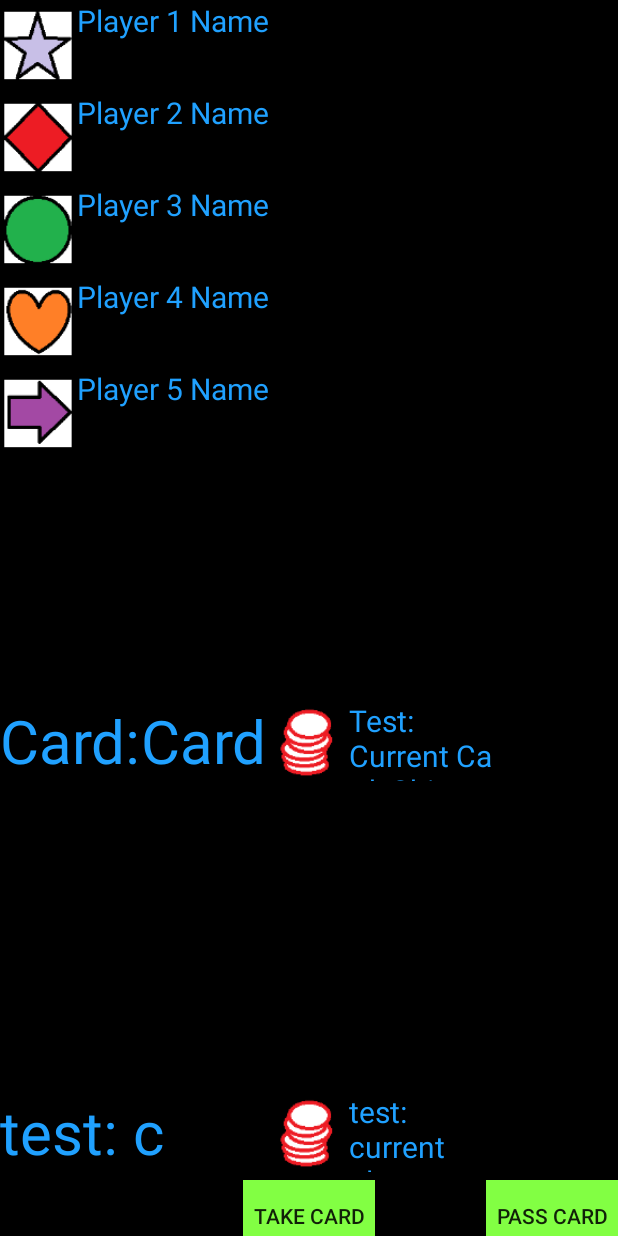
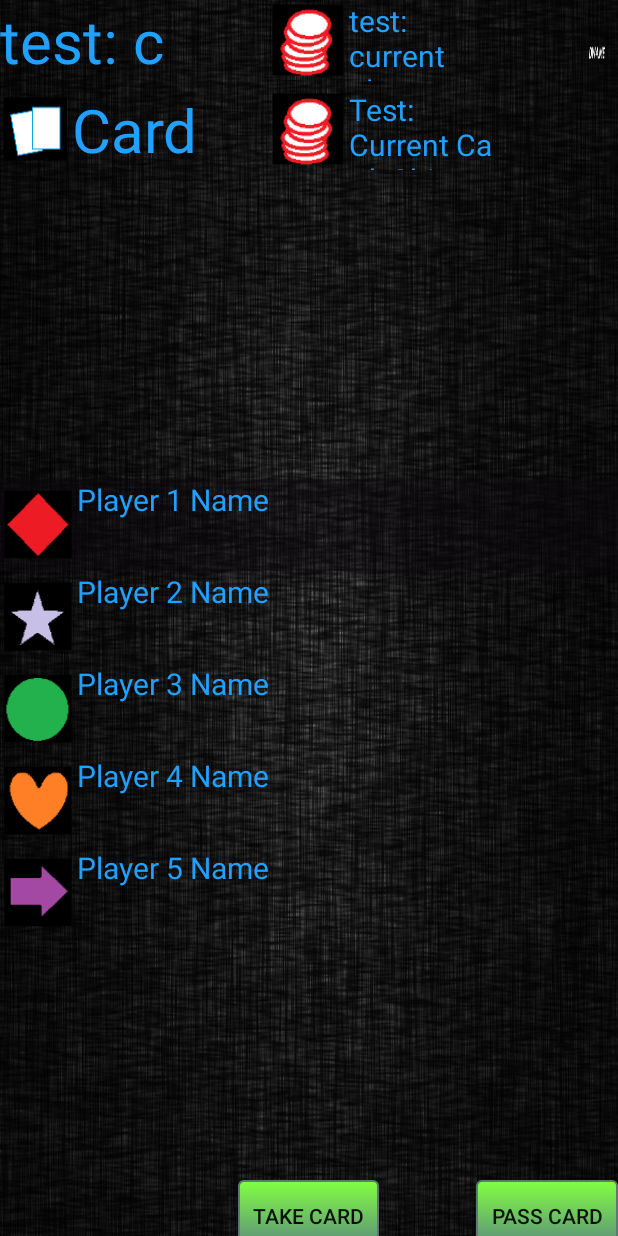
Before and after one commit to SamCumings/No_Please_Game, an Android app: the layout activity_go_to_game.xml on its own in the app's theme, with its tools: preview values and no code run, on a phone screen of 412 x 824 dp. Run offline under Robolectric (Android 15) with nearby library versions, the phone set to English and light mode, and no system bars.

Commit message:
Redesigned game screen and changed background again

```diff
--- a/No_please_Test/app/src/main/res/layout/activity_go_to_game.xml
+++ b/No_please_Test/app/src/main/res/layout/activity_go_to_game.xml
@@ -4,234 +4,8 @@
     android:layout_height="match_parent"
     android:orientation="vertical"
     tools:context="com.example.sam.no_please_test.go_to_game"
-    android:background="@android:color/background_dark"
+    android:background="@drawable/background"
     android:weightSum="1">
-
-    <RelativeLayout
-        android:layout_width="fill_parent"
-        android:layout_height="wrap_content">
-
-        <ImageView
-            android:layout_width="51dp"
-            android:layout_height="61dp"
-            android:id="@+id/Player_1_icon"
-            android:src="@mipmap/icon_1"
-            android:layout_alignParentTop="true" />
-
-        <TextView
-            android:id="@+id/Player1"
-            android:text="@string/Player_1_Name"
-            android:layout_width="wrap_content"
-            android:layout_height="wrap_content"
-            android:textColor="#ff20a1ff"
-            android:layout_alignParentTop="true"
-            android:layout_toRightOf="@+id/Player_1_icon"
-            android:layout_toEndOf="@+id/Player_1_icon"
-            android:textSize="20dp" />
-
-        <TextView
-            android:id="@+id/Player1_cards"
-            android:text="@string/empty_string"
-            android:layout_width="wrap_content"
-            android:layout_height="wrap_content"
-            android:textColor="#ff20a1ff"
-            android:textSize="20dp"
-            android:layout_below="@+id/Player1"
-            android:layout_centerHorizontal="true" />
-
-    </RelativeLayout>
-
-    <RelativeLayout
-        android:layout_width="fill_parent"
-        android:layout_height="wrap_content">
-
-        <ImageView
-            android:layout_width="51dp"
-            android:layout_height="61dp"
-            android:id="@+id/Player_2_icon"
-            android:layout_alignParentTop="true"
-            android:layout_alignParentLeft="true"
-            android:layout_alignParentStart="true"
-            android:src="@mipmap/icon_2" />
-
-        <TextView
-            android:id="@+id/Player2"
-            android:text="@string/Player_2_Name"
-            android:layout_width="wrap_content"
-            android:layout_height="wrap_content"
-            android:textColor="#ff20a1ff"
-            android:layout_alignParentTop="true"
-            android:layout_toRightOf="@+id/Player_2_icon"
-            android:layout_toEndOf="@+id/Player_2_icon"
-            android:textSize="20dp" />
-        <TextView
-            android:id="@+id/Player2_cards"
-            android:text="@string/empty_string"
-            android:layout_width="wrap_content"
-            android:layout_height="wrap_content"
-            android:textColor="#ff20a1ff"
-            android:textSize="20dp"
-            android:layout_below="@+id/Player2"
-            android:layout_centerHorizontal="true" />
-
-    </RelativeLayout>
-
-    <RelativeLayout
-        android:layout_width="fill_parent"
-        android:layout_height="wrap_content">
-
-        <ImageView
-            android:layout_width="51dp"
-            android:layout_height="61dp"
-            android:id="@+id/Player_3_icon"
-            android:src="@mipmap/icon_3"
-            android:layout_alignParentTop="true"
-            android:layout_alignParentLeft="true"
-            android:layout_alignParentStart="true" />
-
-        <TextView
-            android:id="@+id/Player3"
-            android:text="@string/Player_3_Name"
-            android:layout_width="wrap_content"
-            android:layout_height="wrap_content"
-            android:textColor="#ff20a1ff"
-            android:layout_alignParentTop="true"
-            android:layout_toRightOf="@+id/Player_3_icon"
-            android:layout_toEndOf="@+id/Player_3_icon"
-            android:textSize="20dp" />
-        <TextView
-            android:id="@+id/Player3_cards"
-            android:text="@string/empty_string"
-            android:layout_width="wrap_content"
-            android:layout_height="wrap_content"
-            android:textColor="#ff20a1ff"
-            android:textSize="20dp"
-            android:layout_below="@+id/Player3"
-            android:layout_centerHorizontal="true" />
-
-    </RelativeLayout>
-
-    <RelativeLayout
-        android:layout_width="fill_parent"
-        android:layout_height="wrap_content">
-
-        <ImageView
-            android:layout_width="51dp"
-            android:layout_height="61dp"
-            android:id="@+id/Player_4_icon"
-            android:src="@mipmap/icon_4"
-            android:layout_alignParentTop="true"
-            android:layout_alignParentLeft="true"
-            android:layout_alignParentStart="true" />
-
-        <TextView
-            android:id="@+id/Player4"
-            android:text="@string/Player_4_Name"
-            android:layout_width="wrap_content"
-            android:layout_height="wrap_content"
-            android:textColor="#ff20a1ff"
-            android:layout_alignParentTop="true"
-            android:layout_toRightOf="@+id/Player_4_icon"
-            android:layout_toEndOf="@+id/Player_4_icon"
-            android:textSize="20dp" />
-        <TextView
-            android:id="@+id/Player4_cards"
-            android:layout_width="wrap_content"
-            android:layout_height="wrap_content"
-            android:textColor="#ff20a1ff"
-            android:textSize="20dp"
-            android:text="@string/empty_string"
-            android:layout_below="@+id/Player4"
-            android:layout_centerHorizontal="true" />
-
-    </RelativeLayout>
-
-    <RelativeLayout
-        android:layout_width="fill_parent"
-        android:layout_height="wrap_content"
-        android:layout_weight="0.45">
-
-        <ImageView
-            android:layout_width="51dp"
-            android:layout_height="61dp"
-            android:id="@+id/Player_5_icon"
-            android:src="@mipmap/icon_5"
-            android:layout_alignParentTop="true"
-            android:layout_alignParentLeft="true"
-            android:layout_alignParentStart="true" />
-
-        <TextView
-            android:id="@+id/Player5"
-            android:text="@string/Player_5_Name"
-            android:layout_width="wrap_content"
-            android:layout_height="wrap_content"
-            android:textColor="#ff20a1ff"
-            android:layout_alignParentTop="true"
-            android:layout_toRightOf="@+id/Player_5_icon"
-            android:layout_toEndOf="@+id/Player_5_icon"
-            android:textSize="20dp" />
-        <TextView
-            android:id="@+id/Player5_cards"
-            android:layout_width="wrap_content"
-            android:layout_height="wrap_content"
-            android:textColor="#ff20a1ff"
-            android:textSize="20dp"
-            android:text="@string/empty_string"
-            android:layout_below="@+id/Player5"
-            android:layout_centerHorizontal="true" />
-
-    </RelativeLayout>
-
-    <RelativeLayout
-        android:layout_width="match_parent"
-        android:layout_height="wrap_content"
-        android:layout_weight="0.58"
-        android:id="@+id/layout1">
-
-        <TextView
-            android:id="@+id/Current_Card_text"
-            android:layout_width="wrap_content"
-            android:layout_height="wrap_content"
-            android:text="Card:"
-            android:textColor="#ff20a1ff"
-            android:layout_gravity="right"
-            android:layout_alignBottom="@+id/imageView3"
-            android:layout_alignParentTop="true"
-            android:textSize="40dp" />
-
-        <TextView
-            android:id="@+id/Current_Card"
-            android:layout_width="wrap_content"
-            android:layout_height="wrap_content"
-            android:text="Card"
-            android:textColor="#ff20a1ff"
-            android:textSize="40dp"
-            android:layout_alignParentTop="true"
-            android:layout_toRightOf="@+id/Current_Card_text"
-            android:layout_toEndOf="@+id/Current_Card_text" />
-
-        <TextView
-            android:id="@+id/Current_Card_Chips"
-            android:layout_width="95dp"
-            android:layout_height="wrap_content"
-            android:text="Test: Current Card_Chips"
-            android:textColor="#ff20a1ff"
-            android:layout_toRightOf="@+id/imageView3"
-            android:layout_toEndOf="@+id/imageView3"
-            android:textSize="20dp"
-            android:layout_alignParentTop="true"
-            android:layout_alignBottom="@+id/imageView3" />
-
-        <ImageView
-            android:layout_width="54dp"
-            android:layout_height="54dp"
-            android:id="@+id/imageView3"
-            android:layout_gravity="center_horizontal"
-            android:src="@mipmap/chips_icon"
-            android:layout_alignParentTop="true"
-            android:layout_centerHorizontal="true" />
-
-    </RelativeLayout>
 
     <RelativeLayout
         android:layout_width="fill_parent"
@@ -271,6 +45,283 @@
 
     <RelativeLayout
         android:layout_width="match_parent"
+        android:layout_height="wrap_content"
+        android:layout_weight="0.58"
+        android:id="@+id/layout1">
+
+        <ImageView
+            android:id="@+id/Current_Card_text"
+            android:layout_width="wrap_content"
+            android:layout_height="wrap_content"
+            android:src="@mipmap/card_icon"
+            android:textColor="#ff20a1ff"
+            android:layout_gravity="right"
+            android:layout_alignBottom="@+id/imageView3"
+            android:layout_alignParentTop="true"
+            android:textSize="40dp" />
+
+        <TextView
+            android:id="@+id/Current_Card"
+            android:layout_width="wrap_content"
+            android:layout_height="wrap_content"
+            android:text="Card"
+            android:textColor="#ff20a1ff"
+            android:textSize="40dp"
+            android:layout_alignParentTop="true"
+            android:layout_toRightOf="@+id/Current_Card_text"
+            android:layout_toEndOf="@+id/Current_Card_text" />
+
+        <TextView
+            android:id="@+id/Current_Card_Chips"
+            android:layout_width="95dp"
+            android:layout_height="wrap_content"
+            android:text="Test: Current Card_Chips"
+            android:textColor="#ff20a1ff"
+            android:textSize="20dp"
+            android:layout_toRightOf="@+id/imageView3"
+            android:layout_toEndOf="@+id/imageView3"
+            android:layout_alignBottom="@+id/imageView3" />
+
+        <ImageView
+            android:layout_width="54dp"
+            android:layout_height="54dp"
+            android:id="@+id/imageView3"
+            android:layout_gravity="center_horizontal"
+            android:src="@mipmap/chips_icon"
+            android:layout_alignParentTop="true"
+            android:layout_centerHorizontal="true" />
+
+    </RelativeLayout>
+
+    <RelativeLayout
+        android:layout_width="fill_parent"
+        android:layout_height="wrap_content"
+        android:background="#6f0d070c">
+
+        <ImageView
+            android:layout_width="51dp"
+            android:layout_height="61dp"
+            android:id="@+id/Player_1_icon"
+            android:src="@mipmap/icon_p1"
+            android:layout_alignParentTop="true" />
+
+        <TextView
+            android:id="@+id/Player1"
+            android:text="@string/Player_1_Name"
+            android:layout_width="wrap_content"
+            android:layout_height="wrap_content"
+            android:textColor="#ff20a1ff"
+            android:layout_alignParentTop="true"
+            android:layout_toRightOf="@+id/Player_1_icon"
+            android:layout_toEndOf="@+id/Player_1_icon"
+            android:textSize="20dp" />
+
+        <HorizontalScrollView
+            android:layout_width="wrap_content"
+            android:layout_height="wrap_content"
+            android:id="@+id/horizontalScrollView"
+            android:layout_below="@+id/Player1"
+            android:layout_toRightOf="@+id/Player_1_icon"
+            android:layout_toEndOf="@+id/Player_1_icon">
+
+            <TextView
+                android:id="@+id/Player1_cards"
+                android:text="@string/empty_string"
+                android:layout_width="wrap_content"
+                android:layout_height="wrap_content"
+                android:textColor="#ff20a1ff"
+                android:textSize="20dp"
+                android:layout_below="@+id/Player1"
+                android:layout_toRightOf="@+id/Player_1_icon"
+                android:layout_toEndOf="@+id/Player_1_icon" />
+        </HorizontalScrollView>
+
+    </RelativeLayout>
+
+    <RelativeLayout
+        android:layout_width="fill_parent"
+        android:layout_height="wrap_content">
+
+        <ImageView
+            android:layout_width="51dp"
+            android:layout_height="61dp"
+            android:id="@+id/Player_2_icon"
+            android:layout_alignParentTop="true"
+            android:layout_alignParentLeft="true"
+            android:layout_alignParentStart="true"
+            android:src="@mipmap/icon_p2" />
+
+        <TextView
+            android:id="@+id/Player2"
+            android:text="@string/Player_2_Name"
+            android:layout_width="wrap_content"
+            android:layout_height="wrap_content"
+            android:textColor="#ff20a1ff"
+            android:layout_alignParentTop="true"
+            android:layout_toRightOf="@+id/Player_2_icon"
+            android:layout_toEndOf="@+id/Player_2_icon"
+            android:textSize="20dp" />
+
+        <HorizontalScrollView
+            android:layout_width="wrap_content"
+            android:layout_height="wrap_content"
+            android:id="@+id/horizontalScrollView2"
+            android:layout_below="@+id/Player2"
+            android:layout_toRightOf="@+id/Player_2_icon"
+            android:layout_toEndOf="@+id/Player_2_icon">
+
+            <TextView
+                android:id="@+id/Player2_cards"
+                android:text="@string/empty_string"
+                android:layout_width="wrap_content"
+                android:layout_height="wrap_content"
+                android:textColor="#ff20a1ff"
+                android:textSize="20dp"
+                android:layout_below="@+id/Player2"
+                android:layout_toRightOf="@+id/Player_2_icon"
+                android:layout_toEndOf="@+id/Player_2_icon" />
+        </HorizontalScrollView>
+
+    </RelativeLayout>
+
+    <RelativeLayout
+        android:layout_width="fill_parent"
+        android:layout_height="wrap_content">
+
+        <ImageView
+            android:layout_width="51dp"
+            android:layout_height="61dp"
+            android:id="@+id/Player_3_icon"
+            android:src="@mipmap/icon_p3"
+            android:layout_alignParentTop="true"
+            android:layout_alignParentLeft="true"
+            android:layout_alignParentStart="true" />
+
+        <TextView
+            android:id="@+id/Player3"
+            android:text="@string/Player_3_Name"
+            android:layout_width="wrap_content"
+            android:layout_height="wrap_content"
+            android:textColor="#ff20a1ff"
+            android:layout_alignParentTop="true"
+            android:layout_toRightOf="@+id/Player_3_icon"
+            android:layout_toEndOf="@+id/Player_3_icon"
+            android:textSize="20dp" />
+
+        <HorizontalScrollView
+            android:layout_width="wrap_content"
+            android:layout_height="wrap_content"
+            android:id="@+id/horizontalScrollView3"
+            android:layout_below="@+id/Player3"
+            android:layout_toRightOf="@+id/Player_3_icon"
+            android:layout_toEndOf="@+id/Player_3_icon" >
+
+            <TextView
+                android:id="@+id/Player3_cards"
+                android:text="@string/empty_string"
+                android:layout_width="wrap_content"
+                android:layout_height="wrap_content"
+                android:textColor="#ff20a1ff"
+                android:textSize="20dp"
+                android:layout_below="@+id/Player3"
+                android:layout_centerHorizontal="true" />
+        </HorizontalScrollView>
+
+    </RelativeLayout>
+
+    <RelativeLayout
+        android:layout_width="fill_parent"
+        android:layout_height="wrap_content">
+
+        <ImageView
+            android:layout_width="51dp"
+            android:layout_height="61dp"
+            android:id="@+id/Player_4_icon"
+            android:src="@mipmap/icon_p4"
+            android:layout_alignParentTop="true"
+            android:layout_alignParentLeft="true"
+            android:layout_alignParentStart="true" />
+
+        <TextView
+            android:id="@+id/Player4"
+            android:text="@string/Player_4_Name"
+            android:layout_width="wrap_content"
+            android:layout_height="wrap_content"
+            android:textColor="#ff20a1ff"
+            android:layout_alignParentTop="true"
+            android:layout_toRightOf="@+id/Player_4_icon"
+            android:layout_toEndOf="@+id/Player_4_icon"
+            android:textSize="20dp" />
+
+        <HorizontalScrollView
+            android:layout_width="wrap_content"
+            android:layout_height="wrap_content"
+            android:id="@+id/horizontalScrollView4"
+            android:layout_below="@+id/Player4"
+            android:layout_toRightOf="@+id/Player_4_icon"
+            android:layout_toEndOf="@+id/Player_4_icon" >
+
+            <TextView
+                android:id="@+id/Player4_cards"
+                android:layout_width="wrap_content"
+                android:layout_height="wrap_content"
+                android:textColor="#ff20a1ff"
+                android:textSize="20dp"
+                android:text="@string/empty_string"
+                android:layout_below="@+id/Player4"
+                android:layout_centerHorizontal="true" />
+        </HorizontalScrollView>
+
+    </RelativeLayout>
+
+    <RelativeLayout
+        android:layout_width="fill_parent"
+        android:layout_height="wrap_content"
+        android:layout_weight="0.45">
+
+        <ImageView
+            android:layout_width="51dp"
+            android:layout_height="61dp"
+            android:id="@+id/Player_5_icon"
+            android:src="@mipmap/icon_p5"
+            android:layout_alignParentTop="true"
+            android:layout_alignParentLeft="true"
+            android:layout_alignParentStart="true" />
+
+        <TextView
+            android:id="@+id/Player5"
+            android:text="@string/Player_5_Name"
+            android:layout_width="wrap_content"
+            android:layout_height="wrap_content"
+            android:textColor="#ff20a1ff"
+            android:layout_alignParentTop="true"
+            android:layout_toRightOf="@+id/Player_5_icon"
+            android:layout_toEndOf="@+id/Player_5_icon"
+            android:textSize="20dp" />
+
+        <HorizontalScrollView
+            android:layout_width="wrap_content"
+            android:layout_height="wrap_content"
+            android:id="@+id/horizontalScrollView5"
+            android:layout_below="@+id/Player5"
+            android:layout_toRightOf="@+id/Player_5_icon"
+            android:layout_toEndOf="@+id/Player_5_icon" >
+
+            <TextView
+                android:id="@+id/Player5_cards"
+                android:layout_width="wrap_content"
+                android:layout_height="wrap_content"
+                android:textColor="#ff20a1ff"
+                android:textSize="20dp"
+                android:text="@string/empty_string"
+                android:layout_below="@+id/Player5"
+                android:layout_centerHorizontal="true" />
+        </HorizontalScrollView>
+
+    </RelativeLayout>
+
+    <RelativeLayout
+        android:layout_width="match_parent"
         android:layout_height="wrap_content">
         <Button
             android:id="@+id/take_button"
@@ -278,7 +329,9 @@
             android:layout_width="wrap_content"
             android:layout_height="wrap_content"
             android:onClick="take_button"
-            android:background="#ff82ff43"
+            android:padding="10dp"
+            android:textColor="#e7000000"
+            android:background="@drawable/mybutton"
             android:layout_alignParentTop="true"
             android:layout_centerHorizontal="true" />
             <!--android:layout_centerHorizontal="true"-->
@@ -290,7 +343,10 @@
             android:layout_width="wrap_content"
             android:layout_height="wrap_content"
             android:onClick="pass_button"
-            android:background="#ff82ff43" />
+            android:padding="10dp"
+            android:textColor="#e7000000"
+            android:background="@drawable/mybutton"
+            />
 
         <Button
             android:id="@+id/score_button"
@@ -299,7 +355,10 @@
             android:visibility="gone"
             android:text="@string/score_screen"
             android:onClick="score_screen"
-            android:background="#ff82ff43" />
+            android:padding="10dp"
+            android:textColor="#e7000000"
+            android:background="@drawable/mybutton"
+            />
 
     </RelativeLayout>
 
```
Also changed, not shown: No_please_Test/app/src/main/res/drawable/background.jpg.
